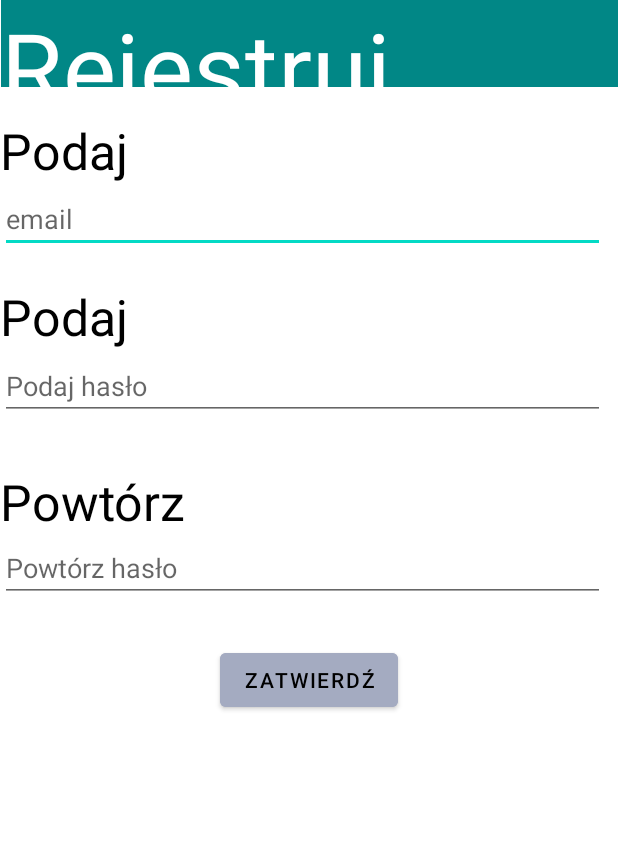
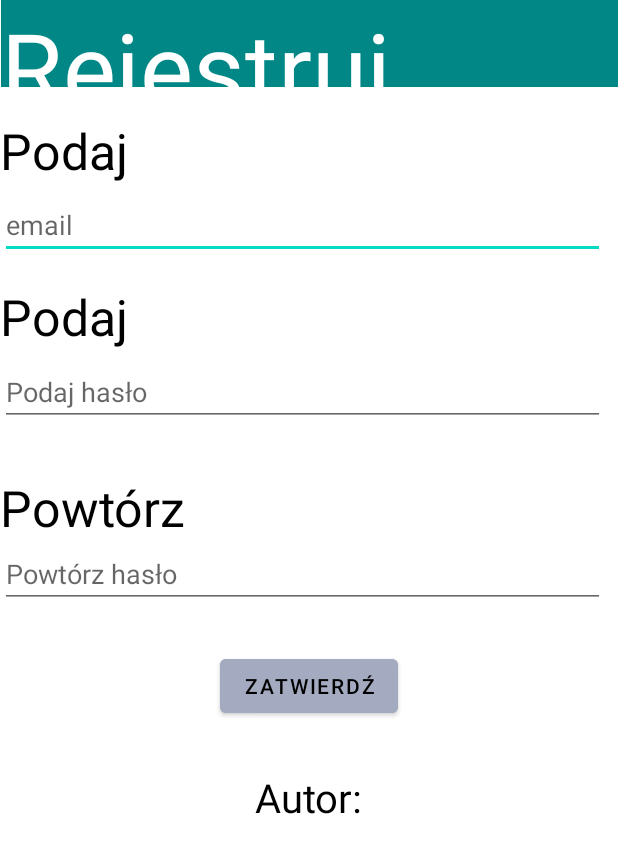
Before and after one commit to spec-reki/ZSEiT, an Android app: the screen it shows after launch (MainActivity), on a phone screen of 412 x 824 dp. Shown: the top 853 px of the screen. Run offline under Robolectric (Android 15) with nearby library versions, the phone set to English and light mode, and no system bars.

Commit message:
Final app

```diff
--- a/2022.2023/Egzaminzawodowystyczen2022/Mobile app/Aplikacja Mobilna Logowanie/app/src/main/java/com/example/loginappas/MainActivity.java
+++ b/2022.2023/Egzaminzawodowystyczen2022/Mobile app/Aplikacja Mobilna Logowanie/app/src/main/java/com/example/loginappas/MainActivity.java
@@ -2,13 +2,63 @@ package com.example.loginappas;
 
 import androidx.appcompat.app.AppCompatActivity;
 
+import android.annotation.SuppressLint;
 import android.os.Bundle;
+import android.view.View;
+import android.widget.Button;
+import android.widget.EditText;
+import android.widget.TextView;
 
 public class MainActivity extends AppCompatActivity {
 
-    @Override
-    protected void onCreate(Bundle savedInstanceState) {
-        super.onCreate(savedInstanceState);
-        setContentView(R.layout.activity_main);
-    }
-}
+
+    private Button zatwierdzPrzycisk;
+    private EditText haslo1;
+    private EditText haslo2;
+    private EditText poleEmail;
+    private TextView polePowiadomien;
+
+    private String email;
+    private String haslo;
+
+    private View.OnClickListener zatwierdzPrzyciskListener = new View.OnClickListener() {
+        @Override
+        public void onClick(View view) {
+            email = poleEmail.getText().toString();
+            boolean hasAt = false;
+            for (int i = email.length() - 1; i > 0; i--) {
+                if (email.charAt(i) == '@') {
+                    hasAt = true;
+                    break;
+                }
+            }
+
+            if (!hasAt) polePowiadomien.setText("Nieprawidłowy adres email");
+
+            if (hasAt) {
+                if (haslo1.getText().toString().equals(haslo2.getText().toString())) {
+                    haslo = haslo1.getText().toString();
+                    polePowiadomien.setText("Witaj " + email);
+                } else {
+                    polePowiadomien.setText("Hasła się różnią.");
+                }
+            }
+        }
+    };
+        @SuppressLint("MissingInflatedId")
+        @Override
+        protected void onCreate(Bundle savedInstanceState) {
+            super.onCreate(savedInstanceState);
+            setContentView(R.layout.activity_main);
+
+            polePowiadomien = findViewById(R.id.powiadomienia);
+            polePowiadomien.setText("Autor: 2002002XXXX");
+
+            poleEmail = findViewById(R.id.polemail);
+            haslo1 = findViewById(R.id.haslo1);
+            haslo2 = findViewById(R.id.haslo2);
+
+            zatwierdzPrzycisk = findViewById(R.id.zatwierdz);
+            zatwierdzPrzycisk.setOnClickListener(zatwierdzPrzyciskListener);
+        }
+    };
--- a/2022.2023/Egzaminzawodowystyczen2022/Mobile app/Aplikacja Mobilna Logowanie/app/src/main/res/layout/activity_main.xml
+++ b/2022.2023/Egzaminzawodowystyczen2022/Mobile app/Aplikacja Mobilna Logowanie/app/src/main/res/layout/activity_main.xml
@@ -40,11 +40,10 @@
         tools:layout_editor_absoluteX="0dp" />
 
     <EditText
-        android:id="@+id/email"
+        android:id="@+id/polemail"
         android:layout_width="403dp"
         android:layout_height="41dp"
-        android:layout_marginTop="4dp"
-
+        android:layout_marginTop="8dp"
         android:hint="email"
         app:layout_constraintTop_toBottomOf="@+id/podajemail"
         tools:ignore="MissingConstraints"
@@ -54,12 +53,12 @@
         android:id="@+id/textView2"
         android:layout_width="121dp"
         android:layout_height="46dp"
-        android:layout_marginTop="20dp"
+        android:layout_marginTop="16dp"
         android:text="Podaj hasło:"
 
         android:textColor="@color/black"
         android:textSize="50px"
-        app:layout_constraintTop_toBottomOf="@+id/email"
+        app:layout_constraintTop_toBottomOf="@+id/polemail"
         tools:ignore="MissingConstraints"
         tools:layout_editor_absoluteX="0dp" />
 
@@ -67,7 +66,7 @@
         android:id="@+id/haslo1"
         android:layout_width="403dp"
         android:layout_height="41dp"
-        android:layout_marginTop="4dp"
+        android:layout_marginTop="8dp"
         android:hint="Podaj hasło"
         android:inputType="textPassword"
 
@@ -94,8 +93,9 @@
         android:layout_width="403dp"
         android:layout_height="41dp"
         android:layout_marginTop="8dp"
+        android:hint="Powtórz hasło"
 
-        android:hint="Powtórz hasło"
+        android:inputType="textPassword"
         app:layout_constraintTop_toBottomOf="@+id/textView"
         tools:ignore="MissingConstraints"
         tools:layout_editor_absoluteX="4dp" />
@@ -116,18 +116,20 @@
         app:layout_constraintTop_toBottomOf="@+id/haslo2" />
 
     <TextView
-        android:id="@+id/witaj"
-        android:layout_width="142dp"
-        android:layout_height="34dp"
-        android:layout_marginTop="28dp"
-
-        android:text=""
-
+        android:id="@+id/powiadomienia"
+        android:layout_width="124dp"
+        android:layout_height="38dp"
+        android:layout_marginTop="32dp"
         android:textColor="@color/black"
         android:textSize="40px"
+        android:textAlignment="center"
+
+        app:layout_constraintBottom_toBottomOf="parent"
         app:layout_constraintEnd_toEndOf="parent"
+        app:layout_constraintHorizontal_bias="0.498"
         app:layout_constraintStart_toStartOf="parent"
         app:layout_constraintTop_toBottomOf="@+id/zatwierdz"
+        app:layout_constraintVertical_bias="0.0"
         tools:ignore="MissingConstraints" />
 
 
```
